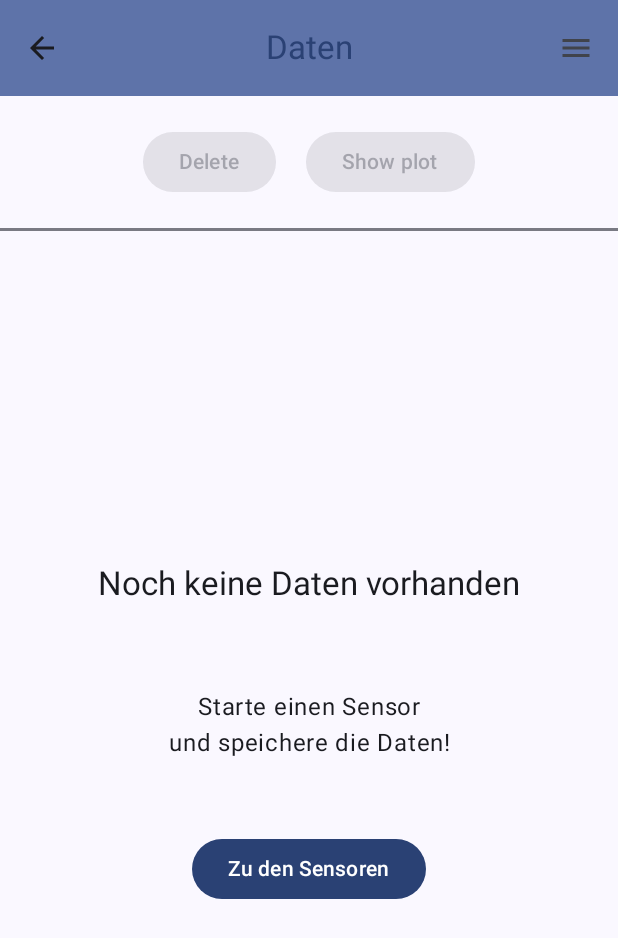
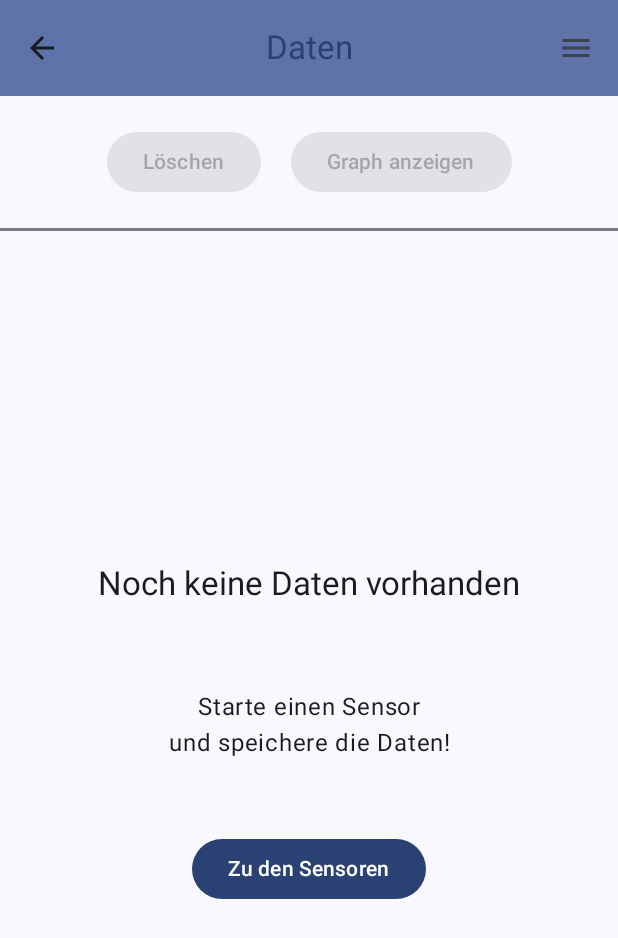
Before and after one commit to ChristianFigge/camc-praktikum1, an Android app built with Jetpack Compose: the DataIndexScreen screen opened through its navigation route, on a phone screen of 412 x 824 dp. Shown: the top 938 px of the screen. Run offline under Robolectric (Android 15) with nearby library versions, the phone set to English and light mode, and no system bars; network calls fail.

Commit message:
Fix typos/language

```diff
--- a/app/src/main/java/com/example/camc_praktikum1/ui/screens/DataIndexScreen.kt
+++ b/app/src/main/java/com/example/camc_praktikum1/ui/screens/DataIndexScreen.kt
@@ -57,7 +57,7 @@ fun DataIndexScreen(
             Spacer(Modifier.height(20.dp))
             Row() {
                 Button(
-                    content = { Text("Delete") },
+                    content = { Text("Löschen") },
                     enabled = selectedMetaData != null,
                     modifier = Modifier.padding(horizontal = 10.dp),
                     onClick = {
@@ -67,7 +67,7 @@ fun DataIndexScreen(
                     }
                 )
                 Button(
-                    content = { Text("Show plot") },
+                    content = { Text("Graph anzeigen") },
                     enabled = selectedMetaData != null,
                     modifier = Modifier.padding(horizontal = 10.dp),
                     onClick = { onShowPlotClick() }
--- a/app/src/main/java/com/example/camc_praktikum1/ui/screens/HomeScreen.kt
+++ b/app/src/main/java/com/example/camc_praktikum1/ui/screens/HomeScreen.kt
@@ -63,7 +63,8 @@ fun HomeScreen(
             //style= MaterialTheme.typography.titleMedium
         )
         Text(
-            "Kotlin und Jetpack Compose",
+            "Android Studio\n" +
+            "Kotlin mit Jetpack Compose",
             textAlign = TextAlign.Center
         )
 
--- a/app/src/main/java/com/example/camc_praktikum1/ui/screens/components/sensorpanel/SampleSpeedControl.kt
+++ b/app/src/main/java/com/example/camc_praktikum1/ui/screens/components/sensorpanel/SampleSpeedControl.kt
@@ -37,7 +37,7 @@ fun SampleSpeedControl(
     }
 
     Row(verticalAlignment = Alignment.CenterVertically) {
-        Text("Sample Speed:")
+        Text("Sample Delay:")
         Spacer(Modifier.width(10.dp))
         ExposedDropdownMenuBox(
             expanded = menuIsExpanded,
```
Also changed, not shown: app/src/main/java/com/example/camc_praktikum1/ui/screens/components/DataPlotPanel.kt (+7 -3 lines).
